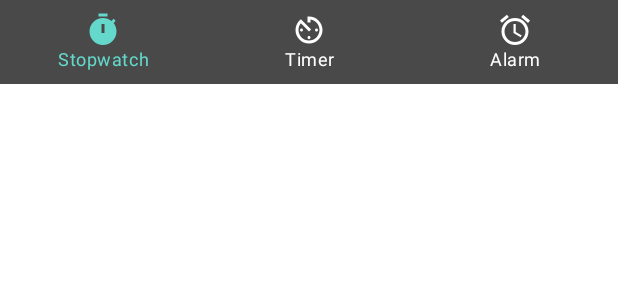
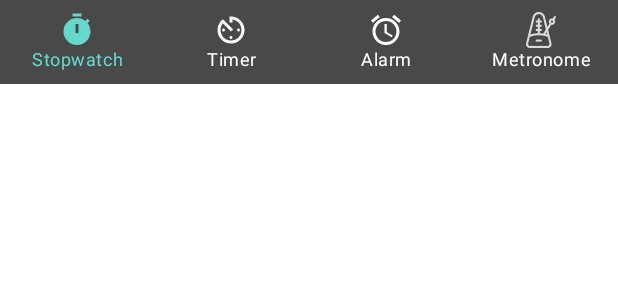
Before and after one commit to 0awawa0/ClockUtils, an Android app built with Jetpack Compose: the @Preview function PreviewBottomBar, on a phone screen of 412 x 824 dp. Shown: the top 300 px of the screen. Run offline under Robolectric (Android 15) with nearby library versions, the phone set to English and light mode, and no system bars.

Commit message:
Started implementing metronome

```diff
--- a/app/src/main/java/ru/awawa/clockutils/ui/views/NavigationComponents.kt
+++ b/app/src/main/java/ru/awawa/clockutils/ui/views/NavigationComponents.kt
@@ -9,6 +9,7 @@ import androidx.compose.runtime.Composable
 import androidx.compose.ui.Modifier
 import androidx.compose.ui.graphics.Color
 import androidx.compose.ui.graphics.vector.ImageVector
+import androidx.compose.ui.res.painterResource
 import androidx.compose.ui.res.stringResource
 import androidx.compose.ui.tooling.preview.Preview
 import ru.awawa.clockutils.R
@@ -17,10 +18,11 @@ import ru.awawa.clockutils.ui.theme.Teal300
 import ru.awawa.clockutils.ui.theme.Teal400
 
 
-enum class NavigationItem(val route: String, val icon: ImageVector, val label: Int) {
+enum class NavigationItem(val route: String, val icon: Any, val label: Int) {
     Stopwatch("stopwatch", Icons.Default.Timer, R.string.stopwatch),
     Timer("timer", Icons.Default.AvTimer, R.string.timer),
-    Alarm("alarm", Icons.Default.Alarm, R.string.alarm)
+    Alarm("alarm", Icons.Default.Alarm, R.string.alarm),
+    Metronome("metronome", R.drawable.ic_metronome, R.string.metronome)
 }
 
 @Composable
@@ -33,7 +35,16 @@ fun BottomBar(
     BottomNavigation(modifier = modifier) {
         items.forEachIndexed { index, navigationItem ->
             BottomNavigationItem(
-                icon = { Icon(navigationItem.icon, contentDescription = null) },
+                icon = {
+                    when (navigationItem.icon) {
+                        is ImageVector -> Icon(navigationItem.icon, contentDescription = null)
+                        is Int -> Icon(
+                            painterResource(id = navigationItem.icon),
+                            contentDescription = null,
+                            tint = Color.White
+                        )
+                    }
+                },
                 selected = navigationItem.route == currentItem.route,
                 onClick = { onItemSelected(index) },
                 selectedContentColor = Teal300,
@@ -50,7 +61,8 @@ fun PreviewBottomBar() {
     val items = listOf(
         NavigationItem.Stopwatch,
         NavigationItem.Timer,
-        NavigationItem.Alarm
+        NavigationItem.Alarm,
+        NavigationItem.Metronome
     )
     ClockUtilsTheme {
         BottomBar(
--- a/app/src/main/java/ru/awawa/clockutils/ui/views/TimerView.kt
+++ b/app/src/main/java/ru/awawa/clockutils/ui/views/TimerView.kt
@@ -4,7 +4,6 @@ import androidx.compose.foundation.layout.*
 import androidx.compose.foundation.shape.CircleShape
 import androidx.compose.material.Button
 import androidx.compose.material.Icon
-import androidx.compose.material.MaterialTheme
 import androidx.compose.material.Text
 import androidx.compose.material.icons.Icons
 import androidx.compose.material.icons.filled.Pause
--- a/app/src/main/res/values/strings.xml
+++ b/app/src/main/res/values/strings.xml
@@ -4,6 +4,7 @@
     <string name="timer">Timer</string>
     <string name="stopwatch">Stopwatch</string>
     <string name = "alarm">Alarm</string>
+    <string name = "metronome">Metronome</string>
 
     <string name="start">Start</string>
     <string name="pause">Pause</string>
```
Also changed, not shown: app/src/main/java/ru/awawa/clockutils/ui/views/MetronomeView.kt (added, +85 -0 lines), app/src/main/res/drawable-hdpi/ic_metronome.png (added), app/src/main/res/drawable-mdpi/ic_metronome.png (added), app/src/main/res/drawable-xhdpi/ic_metronome.png (added), app/src/main/res/drawable-xxhdpi/ic_metronome.png (added), app/src/main/res/drawable-xxxhdpi/ic_metronome.png (added), 1 other file.
